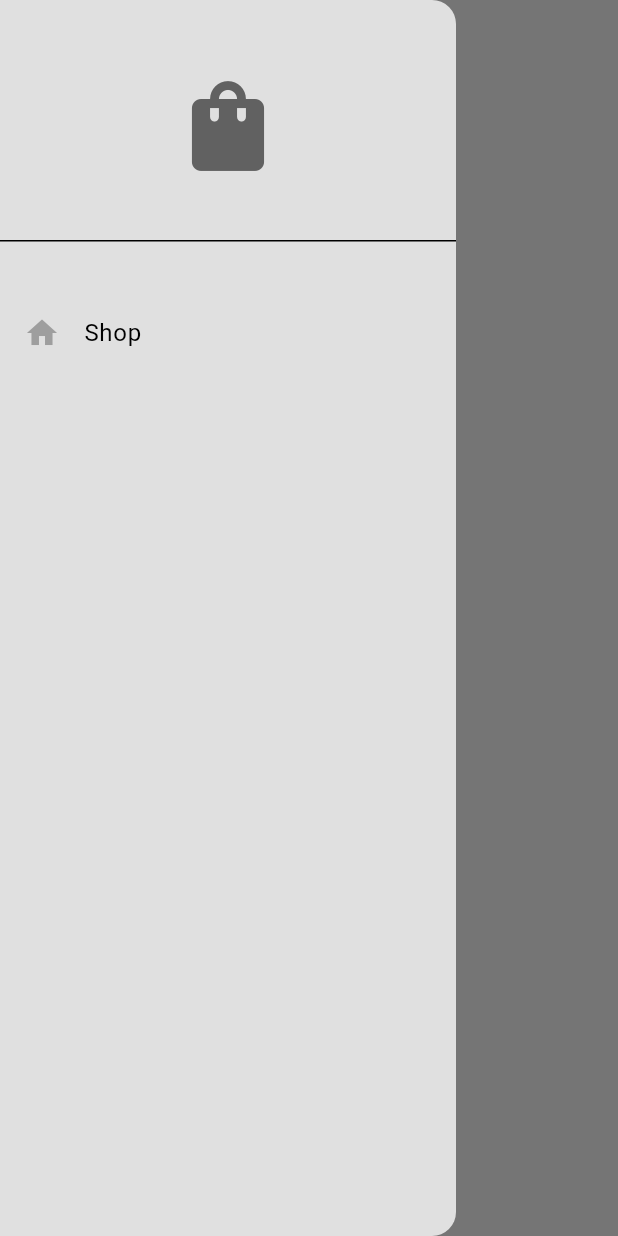
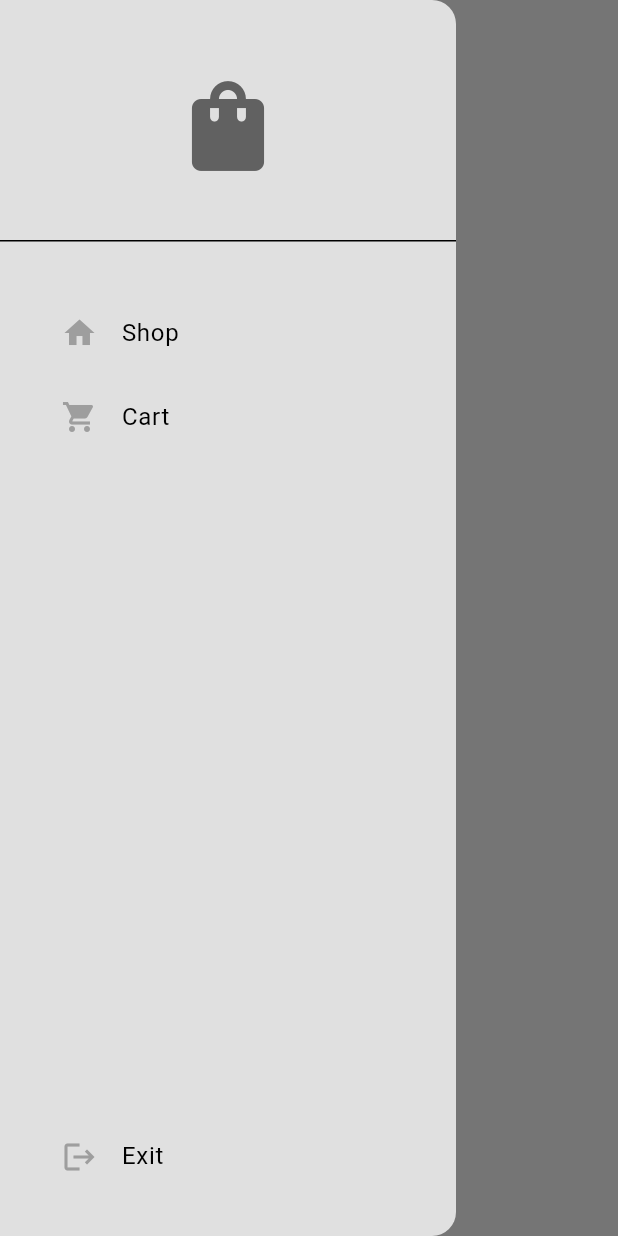
Before and after one commit to prateeksingh24/Ecom_app, a Flutter app: the ShopPage screen opened by its route, with the side drawer open, on a phone screen of 412 x 824 dp. Run offline on Flutter 3.47's test engine with Material 3 defaults, Android fonts, the phone set to English and light mode, and no system bars.

Commit message:
first commit

```diff
--- a/lib/componenets/my_drawer.dart
+++ b/lib/componenets/my_drawer.dart
@@ -10,6 +10,9 @@ class MyDrawer extends StatelessWidget {
 
       backgroundColor: Theme.of(context).colorScheme.background,
       child: Column(
+        mainAxisAlignment: MainAxisAlignment.spaceBetween,
+        children: [
+         Column(
            children: [
              //drawer header: logo
              DrawerHeader(
@@ -23,7 +26,17 @@ class MyDrawer extends StatelessWidget {
              ),
              const SizedBox(height: 25,),
              //shop tile
-          MyListTile(text: "Shop", icon: Icons.home, onTap: () {  },)
+             MyListTile(text: "Shop", icon: Icons.home, onTap: () =>Navigator.pop(context),),
+             MyListTile(text: "Cart", icon: Icons.shopping_cart, onTap: () {
+               Navigator.pop(context);
+               Navigator.pushNamed(context, '/cart_page');
+             },),
+           ],
+         ),
+          Padding(
+            padding: const EdgeInsets.only(bottom: 25.0),
+            child: MyListTile(text: "Exit", icon: Icons.logout, onTap: () {  },),
+          )
 
           //cart tile
 
--- a/lib/componenets/my_list_tile.dart
+++ b/lib/componenets/my_list_tile.dart
@@ -9,13 +9,16 @@ class MyListTile extends StatelessWidget {
 
   @override
   Widget build(BuildContext context) {
-    return ListTile(
-      leading: Icon(
-        icon,
-        color: Colors.grey,
+    return Padding(
+      padding: const EdgeInsets.only(left: 25.0),
+      child: ListTile(
+        leading: Icon(
+          icon,
+          color: Colors.grey,
+        ),
+        title: Text(text),
+        onTap: onTap,
       ),
-      title: Text(text),
-      onTap: onTap,
     );
   }
 }
--- a/lib/main.dart
+++ b/lib/main.dart
@@ -1,4 +1,5 @@
 import 'package:flutter/material.dart';
+import 'package:minimal_ecom/pages/cart_page.dart';
 import 'package:minimal_ecom/pages/intro_page.dart';
 import 'package:minimal_ecom/pages/shop_page.dart';
 import 'package:minimal_ecom/themes/light_mode.dart';
@@ -20,6 +21,7 @@ class MyApp extends StatelessWidget {
       routes: {
         '/intro_page':(context)=>const IntroPage(),
         '/shop_page':(context)=>const ShopPage(),
+        '/cart_page':(context)=> const CartPage(),
       },
     );
   }
```
Also changed, not shown: lib/pages/cart_page.dart (added, +22 -0 lines). Lines whose indentation alone changed are shown as unchanged.
